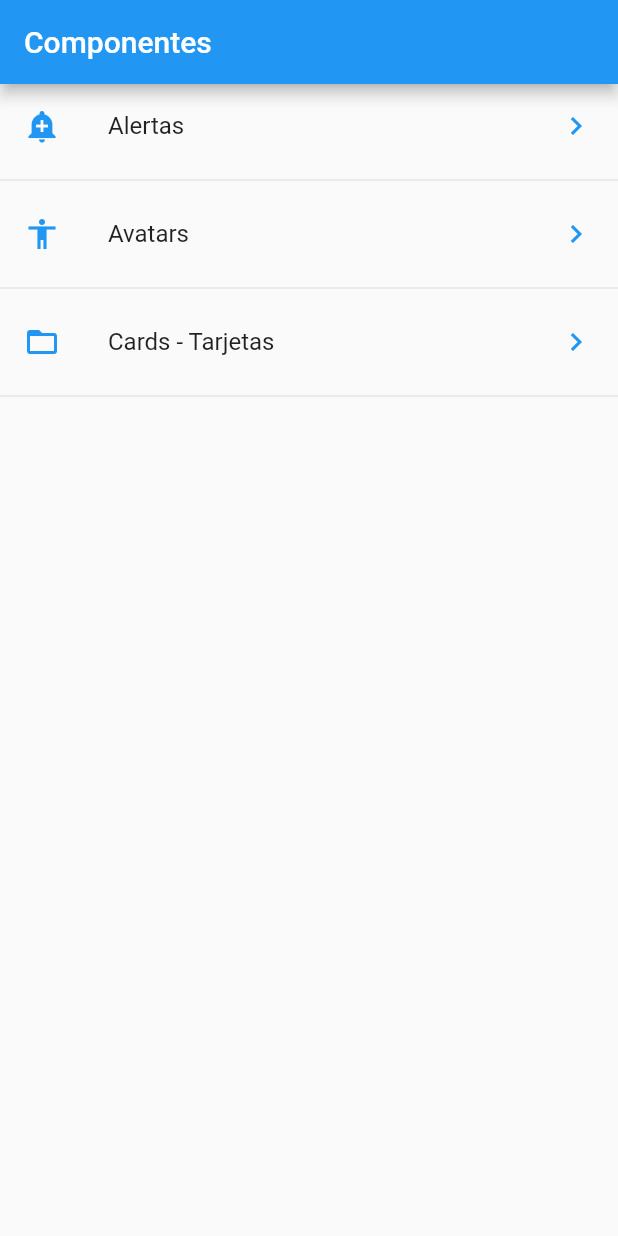
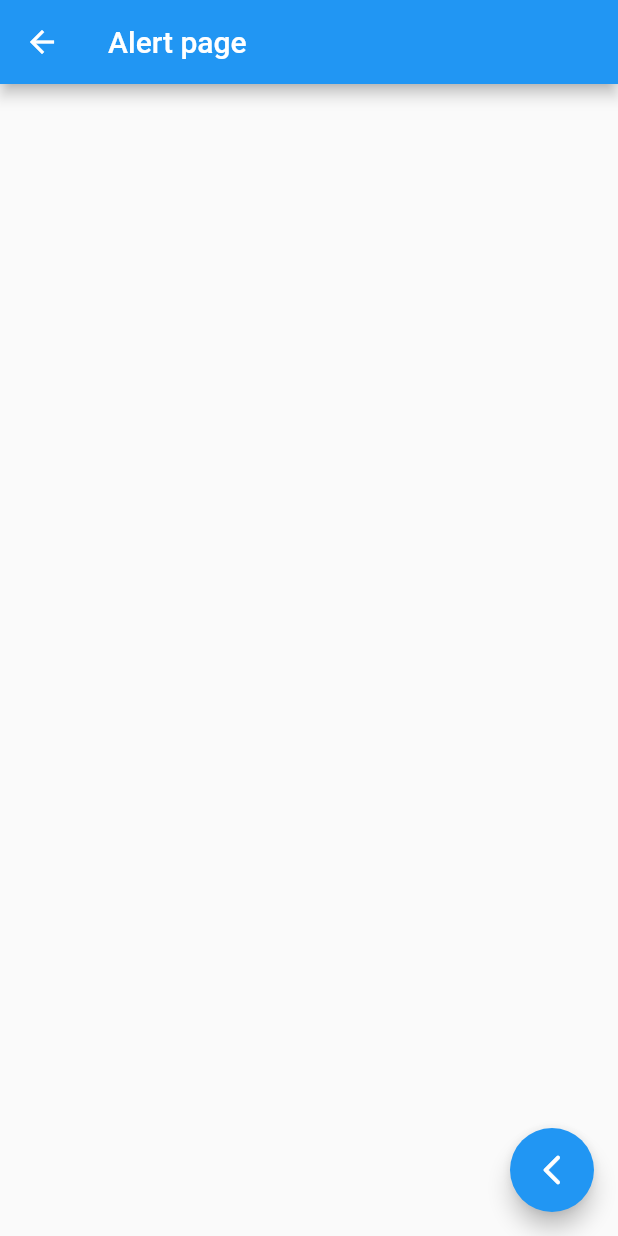
Before and after one commit to codebryanc/flutter_components, a Flutter app: the screen it shows after launch, after a tap on "Alertas", on a phone screen of 412 x 824 dp. Run offline on Flutter 3.47's test engine with Material 2 defaults, Android fonts, the phone set to English and light mode, and no system bars.

Commit message:
Challenge 70

```diff
--- /dev/null
+++ b/lib/src/pages/alert_page.dart
@@ -0,0 +1,19 @@
+import 'package:flutter/material.dart';
+
+class AlertPage extends StatelessWidget {
+
+  @override
+  Widget build(BuildContext context) {
+    return Scaffold(
+      appBar: AppBar(
+         title: Text('Alert page')
+      ),
+      floatingActionButton: FloatingActionButton(
+        child: Icon(Icons.arrow_back_ios_new_rounded),
+        onPressed: () {
+          Navigator.pop(context);
+        },
+      ),
+    );
+  }
+}
--- /dev/null
+++ b/lib/src/pages/avatar_page.dart
@@ -0,0 +1,15 @@
+import 'package:flutter/material.dart';
+
+class AvatarPage extends StatelessWidget {
+
+  @override
+  Widget build(BuildContext context) {
+    // Scaffold es la barra header, el icono flotante, y el contenido de la pagina
+    return Scaffold(
+      appBar: AppBar(
+         title: Text('Avatar page')
+      ),
+    );
+  }
+
+}
--- a/lib/src/pages/home_page.dart
+++ b/lib/src/pages/home_page.dart
@@ -1,8 +1,14 @@
 import 'package:flutter/material.dart';
+import 'package:flutter_components/src/pages/avatar_page.dart';
+
 import 'package:flutter_components/src/providers/menu_provider.dart';
+
 import 'package:flutter_components/src/utils/icono_string_util.dart';
 
+import 'package:flutter_components/src/pages/alert_page.dart';
+
 class HomePage extends StatelessWidget {
+
   @override
   Widget build(BuildContext context) {
     return Scaffold(
@@ -28,30 +34,30 @@ class HomePage extends StatelessWidget {
       initialData: [], // This argument is optional
       builder: (BuildContext context, AsyncSnapshot<List<dynamic>> snapshot) {
         // For know the information is loading!
-        print('builder');
+        // print('builder');
 
-        if(snapshot.hasData) {
-          // (Data obtenida) For know what is the data!
-          print(snapshot.data);
+        // if(snapshot.hasData) {
+        //   // (Data obtenida) For know what is the data!
+        //   print(snapshot.data);
 
-          // For construct this widget
-          return ListView(
-            children: _listaItems(snapshot.data),
-          );
-        }
-        else if(snapshot.hasError) {
-          // (Error obtenido) For view the error in menu_provider.dart component
-          print(snapshot.error);
-        }
-        else {
-          // (Pidiendo data) When the information its not loaded yet / or loading
-          print('Loading information');
-        }
+        // For construct this widget
+        return ListView(
+          children: _listaItems(snapshot.data, context),
+        );
+        // }
+        // else if(snapshot.hasError) {
+        //   // (Error obtenido) For view the error in menu_provider.dart component
+        //   print(snapshot.error);
+        // }
+        // else {
+        //   // (Pidiendo data) When the information its not loaded yet / or loading
+        //   print('Loading information');
+        // }
       },
     );
   }
 
-  List<Widget> _listaItems(List<dynamic> data) {
+  List<Widget> _listaItems(List<dynamic> data, BuildContext context) {
     // return [ListTile(title: Text('Hola mundo')), Divider(), ListTile(title: Text('Hola mundo')), Divider(), ListTile(title: Text('Hola mundo'))];
 
     final List<Widget> options = [];
@@ -62,6 +68,24 @@ class HomePage extends StatelessWidget {
         leading: getIcon(option['icon']),
         trailing: Icon(Icons.keyboard_arrow_right, color: Colors.blue),
         onTap: () {
+          // i want navigate to other pages
+
+          final route = MaterialPageRoute(
+            builder: (context) {
+              if(option['ruta'] == 'alert') {
+                return AlertPage();
+              }
+              else if(option['ruta'] == 'avatar') {
+                return AvatarPage();
+              }
+              else {
+                return null;
+              }
+            }
+          );
+
+          Navigator.push(context, route);
+
 
         },
       );
```
Also changed, not shown: 3 other files.
